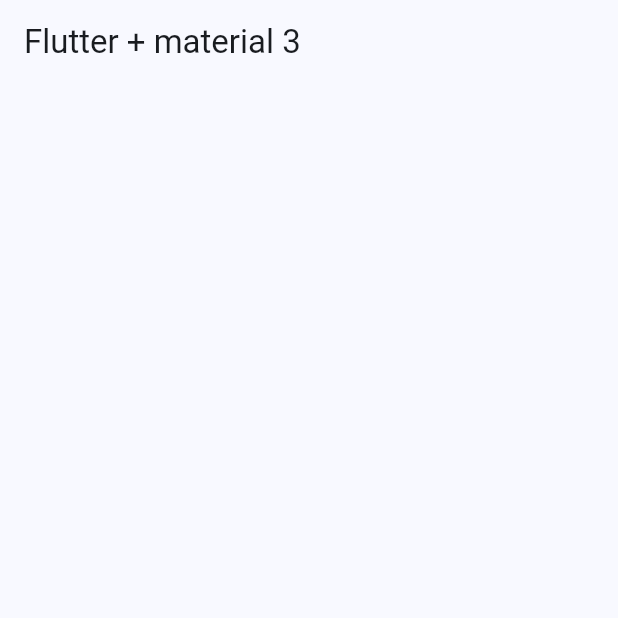
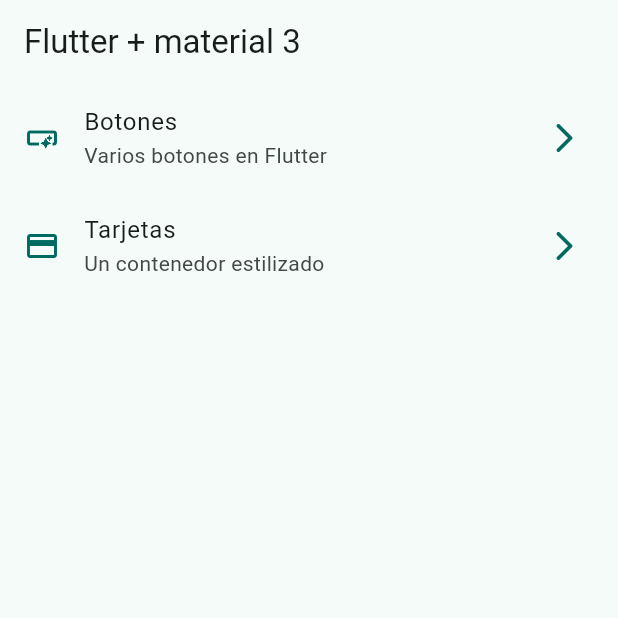
Before and after one commit to jortegah79/WidgetsAppFlutter, a Flutter app: the screen it shows after launch, on a phone screen of 412 x 824 dp, the top half of it. Run offline on Flutter 3.47's test engine with Material 3 defaults, Android fonts, the phone set to English and light mode, and no system bars.

```diff
--- a/lib/config/menu/menu_items.dart
+++ b/lib/config/menu/menu_items.dart
@@ -16,6 +16,6 @@ class MenuItem {
 const List<MenuItem> appMenuItems = [
 
   MenuItem(title: 'Botones', subtitle: 'Varios botones en Flutter', link: '/buttons', icon: Icons.smart_button_outlined),
-  MenuItem(title: 'Tarjetas', subtitle: 'Un contenedor estilizado', link: '/card', icon: Icons.credit_card),
+  MenuItem(title: 'Tarjetas', subtitle: 'Un contenedor estilizado', link: '/cards', icon: Icons.credit_card),
 
 ];
--- a/lib/presentation/screens/home/home_screen.dart
+++ b/lib/presentation/screens/home/home_screen.dart
@@ -1,6 +1,6 @@
-
-
 import 'package:flutter/material.dart';
+import 'package:widgets_app/config/menu/menu_items.dart';
+import 'package:widgets_app/presentation/screens/buttons/buttons_screen.dart';
 
 class HomeScreen extends StatelessWidget {
   const HomeScreen({super.key});
@@ -11,6 +11,52 @@ class HomeScreen extends StatelessWidget {
       appBar: AppBar(
         title: const Text("Flutter + material 3"),
       ),
+      body: _HomeView(),
     );
   }
 }
+
+class _HomeView extends StatelessWidget {
+  @override
+  Widget build(BuildContext context) {
+    List<MenuItem> menuItems = appMenuItems;
+
+    return ListView.builder(
+      itemCount: menuItems.length,
+      itemBuilder: (context, index) {
+        final menuItem = menuItems[index];
+
+        return _CustomListTile(menuItem: menuItem);
+      },
+    );
+  }
+}
+
+class _CustomListTile extends StatelessWidget {
+  final MenuItem menuItem;
+
+  const _CustomListTile({required this.menuItem});
+
+  @override
+  Widget build(BuildContext context) {
+    final colors = Theme.of(context).colorScheme;
+
+    return ListTile(
+      trailing: Icon(Icons.arrow_forward_ios_rounded, color: colors.primary),
+      leading: Icon(
+        menuItem.icon,
+        color: colors.primary,
+      ),
+      title: Text(menuItem.title),
+      subtitle: Text(menuItem.subtitle),
+      onTap: () {
+        Navigator.pushNamed(context, menuItem.link);
+        // Navigator.of(context).push(
+        //   MaterialPageRoute(
+        //     builder: (context) => const ButtonsScreen(),
+        //   ),
+        // );
+      },
+    );
+  }
+}
```
Also changed, not shown: lib/main.dart (+8 -89 lines), lib/presentation/screens/buttons/buttons_screen.dart (added, +12 -0 lines), lib/presentation/screens/cards/cards_screen.dart (added, +12 -0 lines).
